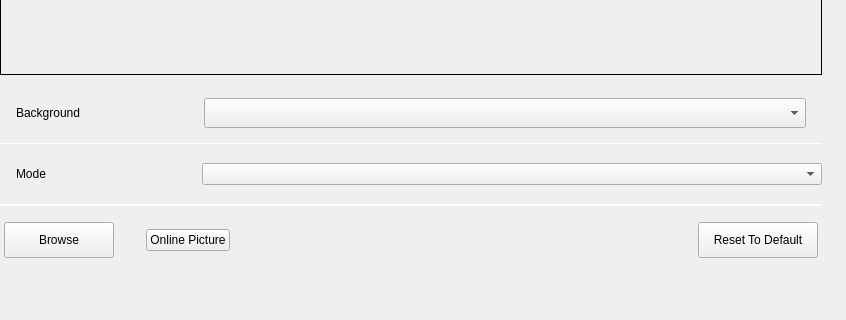
First picture: the form in plugins/personalized/wallpaper/wallpaper.ui, repository ukui/ukui-control-center, before the edit; both pictures show x 0 to 846 and y 159 to 479 of the 846 by 479 pixel window.
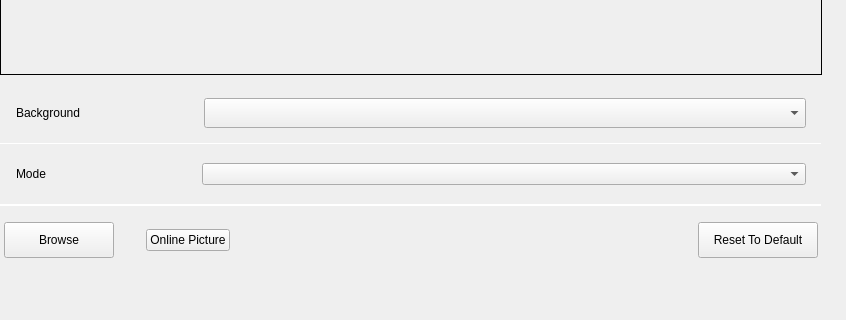
Second picture: the form after the edit. Custom widgets are drawn as their Qt base class.

Commit message: fix:bug#77857【控制面板】背景界面未集成显示方式功能

The edit to the form file:
```diff
--- a/plugins/personalized/wallpaper/wallpaper.ui
+++ b/plugins/personalized/wallpaper/wallpaper.ui
@@ -377,6 +377,9 @@
              <property name="leftMargin">
               <number>16</number>
              </property>
+             <property name="rightMargin">
+              <number>16</number>
+             </property>
              <item>
               <widget class="QLabel" name="showModeLabel">
                <property name="minimumSize">
@@ -397,7 +400,14 @@
               </widget>
              </item>
              <item>
-              <widget class="QComboBox" name="showModeComboBox"/>
+              <widget class="QComboBox" name="showModeComboBox">
+               <property name="minimumSize">
+                <size>
+                 <width>144</width>
+                 <height>0</height>
+                </size>
+               </property>
+              </widget>
              </item>
             </layout>
            </item>
```
The commit also changes 4 other files.
